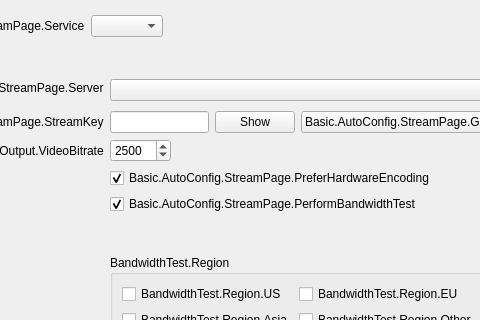
The window that UI/forms/AutoConfigStreamPage.ui (AgoraIO/OBS) describes before a commit, drawn with Qt 5; both pictures show x 130 to 610 and y 0 to 320 of the 692 by 407 pixel window.
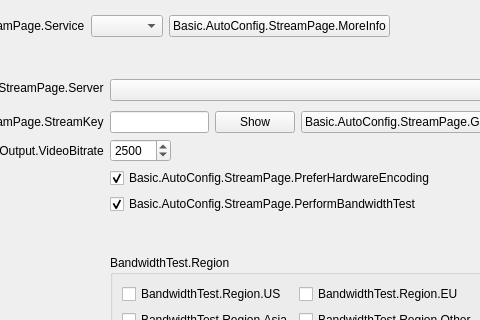
The same window after the commit. Custom widgets are drawn as their Qt base class.

Patch:
```diff
--- a/UI/forms/AutoConfigStreamPage.ui
+++ b/UI/forms/AutoConfigStreamPage.ui
@@ -74,7 +74,32 @@
        </widget>
       </item>
       <item row="1" column="1">
-       <widget class="QComboBox" name="service"/>
+       <widget class="QWidget" name="serviceWidget">
+        <layout class="QHBoxLayout" name="serviceWidgetLayout">
+         <property name="leftMargin">
+          <number>0</number>
+         </property>
+         <property name="topMargin">
+          <number>0</number>
+         </property>
+         <property name="rightMargin">
+          <number>0</number>
+         </property>
+         <property name="bottomMargin">
+          <number>0</number>
+         </property>
+         <item>
+          <widget class="QComboBox" name="service"/>
+         </item>
+         <item>
+          <widget class="UrlPushButton" name="moreInfoButton">
+           <property name="text">
+            <string>Basic.AutoConfig.StreamPage.MoreInfo</string>
+           </property>
+          </widget>
+         </item>
+        </layout>
+       </widget>
       </item>
       <item row="2" column="1">
        <spacer name="verticalSpacer">
```
Left out of the diff: 4 changed lines with no effect on the pictures.
